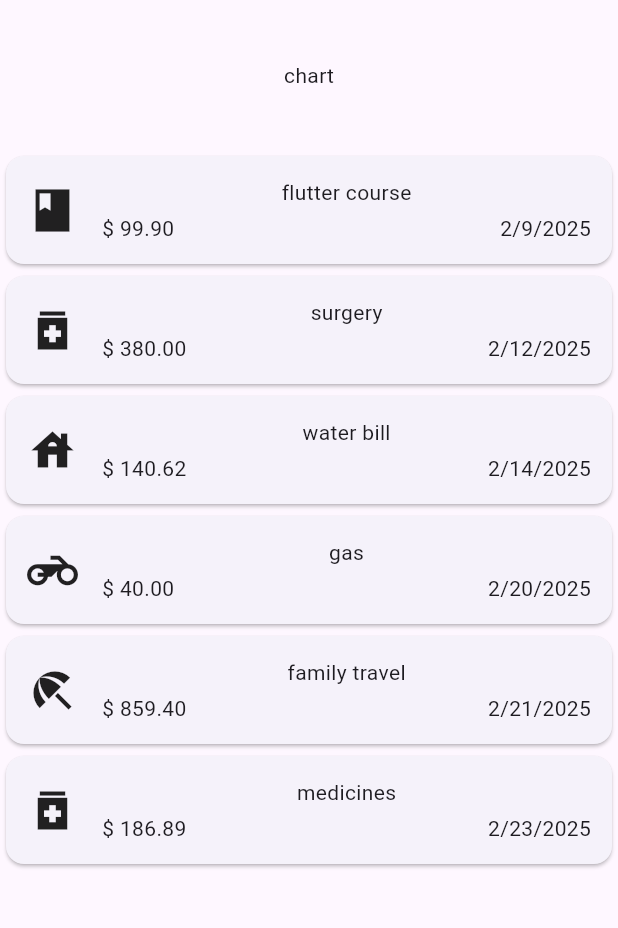
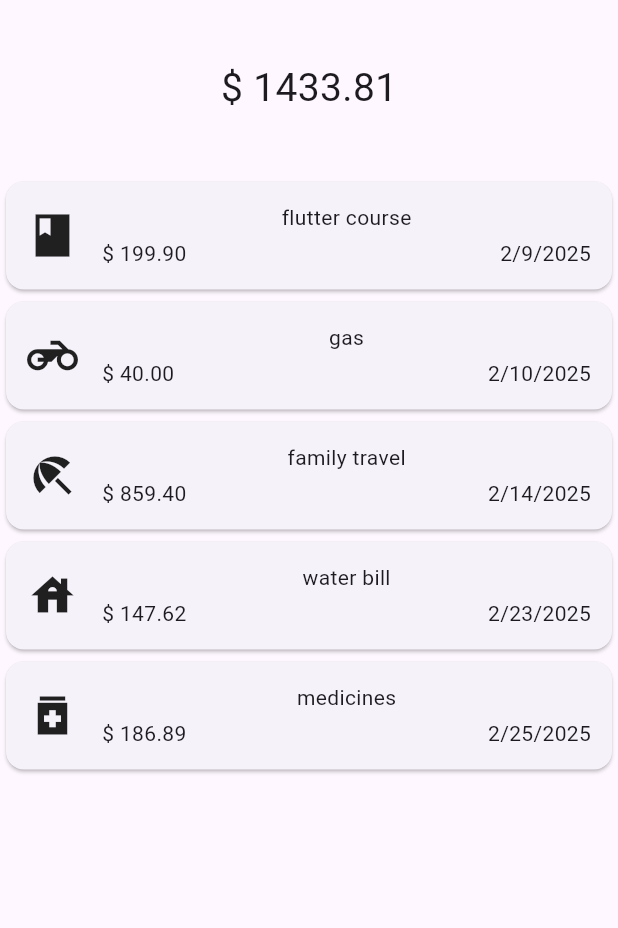
Before and after one commit to mikaelmicheline/expense-tracker, a Flutter app: the screen it shows after launch, on a phone screen of 412 x 824 dp, the part 84-1012 px from its top. Run offline on Flutter 3.47's test engine with Material 3 defaults, Android fonts, the phone set to English and light mode, and no system bars.

Commit message:
add total amount widget

```diff
--- a/lib/views/expenses_view/expenses_list_widget/expenses_list_widget.dart
+++ b/lib/views/expenses_view/expenses_list_widget/expenses_list_widget.dart
@@ -18,7 +18,13 @@ class ExpensesListWidget extends StatelessWidget {
         onDismissed: (direction) {
           onRemoveExpense(expenses[index]);
         },
-        child: ExpenseItemWidget(expense: expenses[index]),
+        background: Container(
+          color: Colors.red,
+          margin: const EdgeInsets.all(4),
+        ),
+        child: ExpenseItemWidget(
+          expense: expenses[index],
+        ),
       ),
     );
   }
--- a/lib/views/expenses_view/expenses_view.dart
+++ b/lib/views/expenses_view/expenses_view.dart
@@ -1,6 +1,7 @@
 import 'package:expense_tracker/views/expenses_view/expenses_list_widget/expenses_list_widget.dart';
 import 'package:expense_tracker/models/expense_model.dart';
 import 'package:expense_tracker/views/expenses_view/new_expense_widget/new_expense_widget.dart';
+import 'package:expense_tracker/views/expenses_view/total_amount_widget/total_amount_widget.dart';
 import 'package:flutter/material.dart';
 
 class ExpensesView extends StatefulWidget {
@@ -16,35 +17,43 @@ class _ExpensesViewState extends State<ExpensesView> {
   final List<ExpenseModel> _expenses = [
     ExpenseModel(
         title: 'flutter course',
-        amount: 99.9,
+        amount: 199.9,
         date: DateTime(2025, 2, 9),
         category: ExpenseCategory.education),
     ExpenseModel(
-        title: 'surgery',
-        amount: 380,
-        date: DateTime(2025, 2, 12),
-        category: ExpenseCategory.health),
-    ExpenseModel(
-        title: 'water bill',
-        amount: 140.62,
-        date: DateTime(2025, 2, 14),
-        category: ExpenseCategory.house),
-    ExpenseModel(
         title: 'gas',
         amount: 40,
-        date: DateTime(2025, 2, 20),
+        date: DateTime(2025, 2, 10),
         category: ExpenseCategory.transportation),
     ExpenseModel(
         title: 'family travel',
         amount: 859.4,
-        date: DateTime(2025, 2, 21),
+        date: DateTime(2025, 2, 14),
         category: ExpenseCategory.leisure),
+    ExpenseModel(
+        title: 'water bill',
+        amount: 147.62,
+        date: DateTime(2025, 2, 23),
+        category: ExpenseCategory.house),
     ExpenseModel(
         title: 'medicines',
         amount: 186.89,
-        date: DateTime(2025, 2, 23),
+        date: DateTime(2025, 2, 25),
         category: ExpenseCategory.health),
   ];
+
+  double _totalAmount = 0;
+
+  @override
+  void initState() {
+    calculateTotalAmount();
+    super.initState();
+  }
+
+  void calculateTotalAmount() {
+    _totalAmount =
+        _expenses.fold(0, (value, element) => value += element.amount);
+  }
 
   void _openAddExpenseOverlay() {
     showModalBottomSheet(
@@ -54,6 +63,8 @@ class _ExpensesViewState extends State<ExpensesView> {
         onSubmitNewExpanse: (newExpense) {
           setState(() {
             _expenses.add(newExpense);
+            _expenses.sort((a, b) => a.date.compareTo(b.date));
+            calculateTotalAmount();
           });
         },
       ),
@@ -65,6 +76,7 @@ class _ExpensesViewState extends State<ExpensesView> {
 
     setState(() {
       _expenses.remove(expense);
+      calculateTotalAmount();
     });
 
     ScaffoldMessenger.of(context).clearSnackBars();
@@ -77,6 +89,7 @@ class _ExpensesViewState extends State<ExpensesView> {
             onPressed: () {
               setState(() {
                 _expenses.insert(index, expense);
+                calculateTotalAmount();
               });
             }),
       ),
@@ -111,7 +124,9 @@ class _ExpensesViewState extends State<ExpensesView> {
           const SizedBox(
             height: 40,
           ),
-          const Text('chart'),
+          TotalAmountWidget(
+            totalAmount: _totalAmount,
+          ),
           const SizedBox(
             height: 40,
           ),
--- /dev/null
+++ b/lib/views/expenses_view/total_amount_widget/total_amount_widget.dart
@@ -0,0 +1,15 @@
+import 'package:flutter/material.dart';
+
+class TotalAmountWidget extends StatelessWidget {
+  const TotalAmountWidget({super.key, required this.totalAmount});
+
+  final double totalAmount;
+
+  @override
+  Widget build(BuildContext context) {
+    return Text('\$ ${totalAmount.toStringAsFixed(2)}',
+        style: const TextStyle(
+          fontSize: 26,
+        ));
+  }
+}
```
Also changed, not shown: lib/models/expense_bucket_model.dart (deleted, +0 -22 lines).
